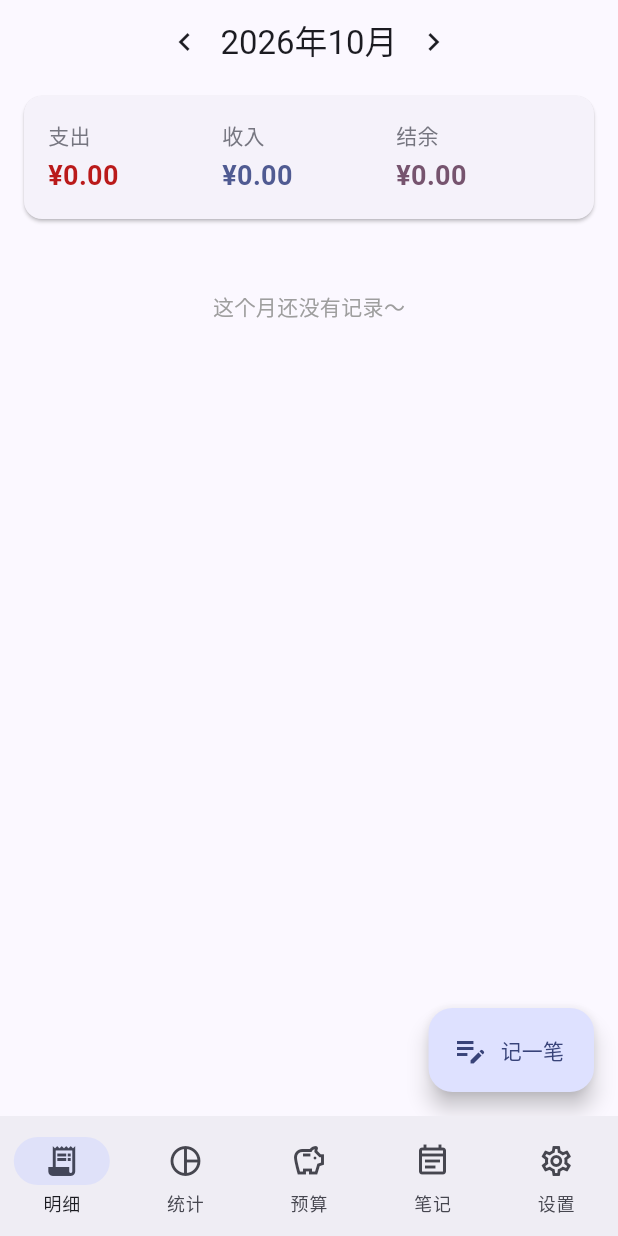
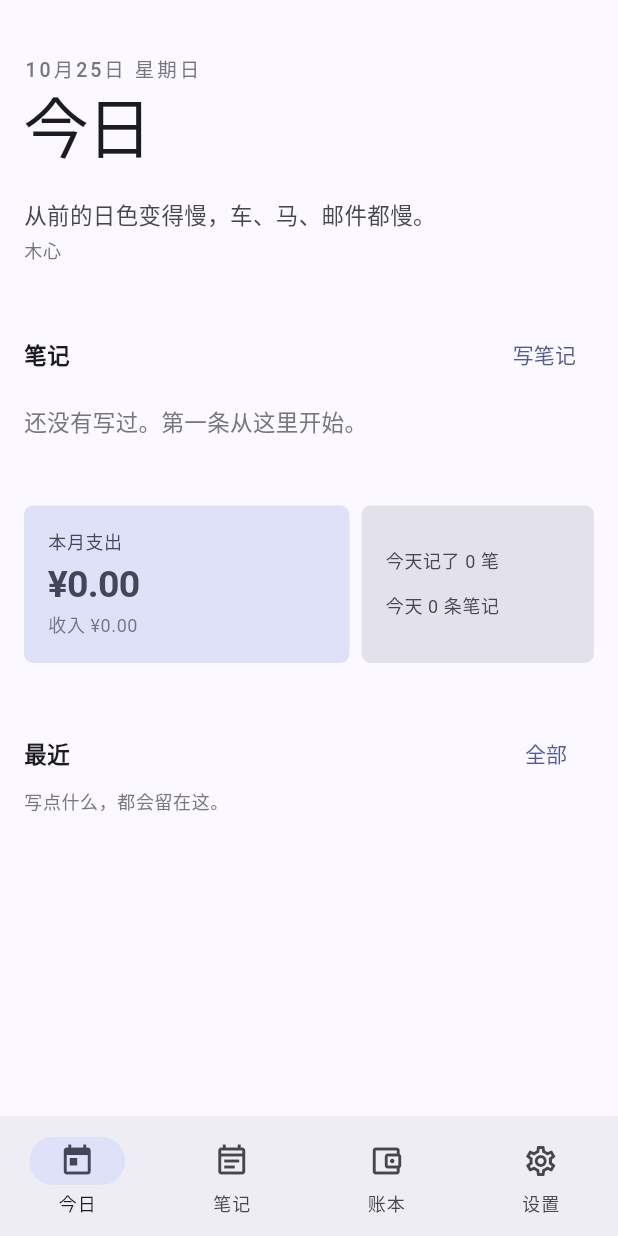
Before and after one commit to Annihilation006/Note-Origin, a Flutter app: the screen it shows after launch, on a phone screen of 412 x 824 dp. Run offline on Flutter 3.47's test engine with Material 3 defaults, Android fonts, the phone set to English and light mode, and no system bars; drawn by our look-alikes of dynamic_color; our stand-ins replace fl_chart, shared_preferences, sqflite, sqflite_common_ffi; accounts and stored records are empty.

Commit message:
界面重构：编辑部式今日首页/笔记优先导航/账本归拢/排印体系/一言预留

```diff
--- a/lib/data/db.dart
+++ b/lib/data/db.dart
@@ -213,6 +213,13 @@ class Db {
     await db.delete('day_notes', where: 'id=?', whereArgs: [id]);
   }
 
+  /// 最近编辑的笔记，给首页"继续写"用
+  Future<List<DayNote>> recentNotes({int limit = 5}) async {
+    final db = await get();
+    final rows = await db.query('day_notes', orderBy: 'created_at DESC', limit: limit);
+    return rows.map(DayNote.fromMap).toList();
+  }
+
   // ---- budgets ----
 
   Future<List<Budget>> budgets() async {
--- a/lib/data/store.dart
+++ b/lib/data/store.dart
@@ -4,6 +4,7 @@ import 'package:flutter/foundation.dart' hide Category;
 
 import '../models/models.dart';
 import 'db.dart';
+import '../utils/fmt.dart';
 
 /// 全局状态。一个ChangeNotifier装下所有页面要的东西，
 /// 数据量小（个人记账撑死几千条），偷懒不分store了
@@ -211,6 +212,21 @@ class AppStore extends ChangeNotifier {
     return list;
   }
 
+  /// 今天的支出（分）。首页那块Metro条用
+  int get todayExpenseCents {
+    final key = todayStr(DateTime.now());
+    var sum = 0;
+    for (final t in monthTxns) {
+      if (t.type == 0 && t.date == key) sum += t.amountCents;
+    }
+    return sum;
+  }
+
+  int get todayTxnCount {
+    final key = todayStr(DateTime.now());
+    return monthTxns.where((t) => t.date == key).length;
+  }
+
   /// 按天分组给首页列表
   Map<String, List<Txn>> txnsGroupedByDay() {
     final map = <String, List<Txn>>{};
--- a/lib/main.dart
+++ b/lib/main.dart
@@ -9,10 +9,9 @@ import 'package:sqflite_common_ffi/sqflite_ffi.dart';
 
 import 'data/db.dart';
 import 'data/store.dart';
-import 'pages/home_page.dart';
+import 'pages/today_page.dart';
 import 'pages/notes_page.dart';
-import 'pages/stats_page.dart';
-import 'pages/budget_page.dart';
+import 'pages/ledger_page.dart';
 import 'pages/settings_page.dart';
 
 // 桌面端要换sqflite的ffi实现，放main里最早做
@@ -85,29 +84,28 @@ class RootScaffold extends StatefulWidget {
 class _RootScaffoldState extends State<RootScaffold> {
   int _tab = 0;
 
-  final _pages = const [
-    HomePage(),
-    StatsPage(),
-    BudgetPage(),
-    NotesPage(),
-    SettingsPage(),
-  ];
+  void _go(int i) => setState(() => _tab = i);
 
   @override
   Widget build(BuildContext context) {
+    // 笔记优先：今日/笔记/账本/设置
     return Scaffold(
       body: IndexedStack(
         index: _tab,
-        children: _pages,
+        children: [
+          TodayPage(onNavigate: _go),
+          const NotesPage(),
+          const LedgerPage(),
+          const SettingsPage(),
+        ],
       ),
       bottomNavigationBar: NavigationBar(
         selectedIndex: _tab,
-        onDestinationSelected: (i) => setState(() => _tab = i),
+        onDestinationSelected: _go,
         destinations: const [
-          NavigationDestination(icon: Icon(Icons.receipt_long_outlined), selectedIcon: Icon(Icons.receipt_long), label: '明细'),
-          NavigationDestination(icon: Icon(Icons.pie_chart_outline), selectedIcon: Icon(Icons.pie_chart), label: '统计'),
-          NavigationDestination(icon: Icon(Icons.savings_outlined), selectedIcon: Icon(Icons.savings), label: '预算'),
+          NavigationDestination(icon: Icon(Icons.today_outlined), selectedIcon: Icon(Icons.today), label: '今日'),
           NavigationDestination(icon: Icon(Icons.event_note_outlined), selectedIcon: Icon(Icons.event_note), label: '笔记'),
+          NavigationDestination(icon: Icon(Icons.account_balance_wallet_outlined), selectedIcon: Icon(Icons.account_balance_wallet), label: '账本'),
           NavigationDestination(icon: Icon(Icons.settings_outlined), selectedIcon: Icon(Icons.settings), label: '设置'),
         ],
       ),
--- a/lib/pages/add_txn_page.dart
+++ b/lib/pages/add_txn_page.dart
@@ -94,7 +94,7 @@ class _AddTxnPageState extends State<AddTxnPage> {
         type: _type,
         amountCents: cents,
         categoryId: _catId!,
-        accountId: acc!,
+        accountId: acc,
         date: todayStr(_date),
         note: _noteCtrl.text.trim(),
         createdAt: old?.createdAt ?? DateTime.now().millisecondsSinceEpoch,
--- a/lib/pages/home_page.dart
+++ b/lib/pages/home_page.dart
@@ -144,7 +144,7 @@ class HomePage extends StatelessWidget {
               style: const TextStyle(fontSize: 24),
             ),
             title: Text(store.catById[t.categoryId]?.name ?? '已删除分类'),
-            subtitle: (t.note as String).isEmpty
+            subtitle: t.note.isEmpty
                 ? null
                 : Text(t.note, maxLines: 1, overflow: TextOverflow.ellipsis),
             trailing: Text(
--- /dev/null
+++ b/lib/pages/ledger_page.dart
@@ -0,0 +1,50 @@
+import 'package:flutter/material.dart';
+
+import 'budget_page.dart';
+import 'home_page.dart';
+import 'stats_page.dart';
+
+/// 账本，把明细/统计/预算收进来。功能没动，只是归拢
+class LedgerPage extends StatelessWidget {
+  const LedgerPage({super.key});
+
+  @override
+  Widget build(BuildContext context) {
+    final cs = Theme.of(context).colorScheme;
+    return DefaultTabController(
+      length: 3,
+      child: Scaffold(
+        // 不叠AppBar，子页自带月份工具栏，这里只放一条tab
+        body: Column(
+          children: [
+            Material(
+              color: cs.surface,
+              child: SafeArea(
+                bottom: false,
+                child: TabBar(
+                  isScrollable: true,
+                  tabAlignment: TabAlignment.start,
+                  labelPadding: const EdgeInsets.symmetric(horizontal: 16),
+                  tabs: const [
+                    Tab(text: '明细'),
+                    Tab(text: '统计'),
+                    Tab(text: '预算'),
+                  ],
+                ),
+              ),
+            ),
+            const Expanded(
+              child: TabBarView(
+                children: [
+                  HomePage(),
+                  StatsPage(),
+                  BudgetPage(),
+                ],
+              ),
+            ),
+          ],
+        ),
+      ),
+    );
+  }
+}
--- a/lib/pages/notes_page.dart
+++ b/lib/pages/notes_page.dart
@@ -1,8 +1,6 @@
 import 'package:flutter/material.dart';
-import 'package:provider/provider.dart';
 
 import '../data/db.dart';
-import '../data/store.dart';
 import '../models/models.dart';
 import '../utils/fmt.dart';
 
@@ -161,7 +159,7 @@ class _NotesPageState extends State<NotesPage> {
           child: Row(
             children: [
               for (final w in ['一', '二', '三', '四', '五', '六', '日'])
-                Expanded(child: Center(child: Text(w, style: const TextStyle(fontSize: 12, color: Colors.grey)))),
+                Expanded(child: Center(child: Text(w, style: const TextStyle(fontSize: 10, letterSpacing: 2, color: Colors.grey)))),
             ],
           ),
         ),
--- a/lib/pages/settings_page.dart
+++ b/lib/pages/settings_page.dart
@@ -148,10 +148,10 @@ class _SettingsPageState extends State<SettingsPage> {
       if (!context.mounted) return;
       showDialog(
         context: context,
-        builder: (_) => AlertDialog(
+        builder: (ctx) => AlertDialog(
           title: const Text('导出成功'),
           content: Text('文件在：\n${file.path}'),
-          actions: [TextButton(onPressed: () => Navigator.pop(_), child: const Text('知道啦'))],
+          actions: [TextButton(onPressed: () => Navigator.pop(ctx), child: const Text('知道啦'))],
         ),
       );
     } catch (e) {
--- a/lib/pages/stats_page.dart
+++ b/lib/pages/stats_page.dart
@@ -194,11 +194,11 @@ class StatsPage extends StatelessWidget {
       Navigator.pop(context); // 关loading
       showDialog(
         context: context,
-        builder: (_) => AlertDialog(
+        builder: (ctx) => AlertDialog(
           title: const Text('AI 月报'),
           content: SingleChildScrollView(child: Text(reply)),
           actions: [
-            TextButton(onPressed: () => Navigator.pop(_), child: const Text('好的')),
+            TextButton(onPressed: () => Navigator.pop(ctx), child: const Text('好的')),
           ],
         ),
       );
--- /dev/null
+++ b/lib/pages/today_page.dart
@@ -0,0 +1,273 @@
+import 'package:flutter/material.dart';
+import 'package:provider/provider.dart';
+
+import '../data/db.dart';
+import '../data/store.dart';
+import '../models/models.dart';
+import '../services/quote_service.dart';
+import '../ui/tokens.dart';
+import '../utils/fmt.dart';
+
+/// 首页。编辑部式的开场，信息从用户真实数据来，没有东西就不硬凑
+class TodayPage extends StatefulWidget {
+  final void Function(int tabIndex) onNavigate;
+
+  const TodayPage({super.key, required this.onNavigate});
+
+  @override
+  State<TodayPage> createState() => _TodayPageState();
+}
+
+class _TodayPageState extends State<TodayPage> {
+  final _quotes = LocalQuoteProvider();
+  List<DayNote> _recent = [];
+  int _todayNoteCount = 0;
+
+  @override
+  void initState() {
+    super.initState();
+    _loadRecent();
+  }
+
+  Future<void> _loadRecent() async {
+    try {
+      final r = await Db.instance.recentNotes(limit: 4);
+      final today = await Db.instance.notesOfDate(todayStr());
+      if (mounted) {
+        setState(() {
+          _recent = r;
+          _todayNoteCount = today.length;
+        });
+      }
+    } catch (_) {
+      // 首页列表加载失败就空着，不打扰
+    }
+  }
+
+  static const _weekday = ['一', '二', '三', '四', '五', '六', '日'];
+
+  @override
+  Widget build(BuildContext context) {
+    final store = context.watch<AppStore>();
+    final cs = Theme.of(context).colorScheme;
+    final now = DateTime.now();
+
+    return Scaffold(
+      body: SafeArea(
+        child: ListView(
+          padding: const EdgeInsets.fromLTRB(Sp.l, Sp.xxl, Sp.l, Sp.xl),
+          children: [
+            // ---- 开场 ----
+            Align(
+              alignment: Alignment.centerLeft,
+              child: Column(
+                crossAxisAlignment: CrossAxisAlignment.start,
+                children: [
+                  Text(
+                    '${now.month}月${now.day}日 星期${_weekday[now.weekday - 1]}',
+                    style: Ty.dateLine.apply(color: cs.outline),
+                  ),
+                  const SizedBox(height: Sp.xs),
+                  Text('今日', style: Ty.display.apply(color: cs.onSurface)),
+                ],
+              ),
+            ),
+            const SizedBox(height: Sp.xl),
+
+            // ---- 每日一句 ----
+            FutureBuilder<Quote?>(
+              future: _quotes.pick(now),
+              builder: (context, snap) {
+                final q = snap.data;
+                if (q == null) return const SizedBox.shrink();
+                return Column(
+                  crossAxisAlignment: CrossAxisAlignment.start,
+                  children: [
+                    Text(q.text, style: Ty.body.apply(color: cs.onSurfaceVariant)),
+                    const SizedBox(height: Sp.xs),
+                    Text(q.from, style: Ty.meta.apply(color: cs.outline)),
+                  ],
+                );
+              },
+            ),
+            const SizedBox(height: Sp.xxl),
+
+            // ---- 写这条 / 继续写 ----
+            _writingSection(cs, store),
+            const SizedBox(height: Sp.xxl),
+
+            // ---- 支出条（Metro，但不做均匀卡片阵） ----
+            _moneyBand(cs, store),
+            const SizedBox(height: Sp.xxl),
+
+            // ---- 最近笔记 ----
+            _recentSection(cs),
+          ],
+        ),
+      ),
+    );
+  }
+
+  Widget _writingSection(ColorScheme cs, AppStore store) {
+    final latest = _recent.isEmpty ? null : _recent.first;
+    return Column(
+      crossAxisAlignment: CrossAxisAlignment.start,
+      children: [
+        Row(
+          children: [
+            Expanded(child: Text('笔记', style: Ty.section.apply(color: cs.onSurface))),
+            TextButton(
+              onPressed: () => widget.onNavigate(1),
+              child: const Text('写笔记'),
+            ),
+          ],
+        ),
+        if (latest == null)
+          Padding(
+            padding: const EdgeInsets.only(top: Sp.s, bottom: Sp.s),
+            child: Text('还没有写过。第一条从这里开始。',
+                style: Ty.body.apply(color: cs.outline)),
+          )
+        else
+          InkWell(
+            onTap: () => widget.onNavigate(1),
+            borderRadius: BorderRadius.circular(8),
+            child: Padding(
+              padding: const EdgeInsets.symmetric(vertical: Sp.s),
+              child: Column(
+                crossAxisAlignment: CrossAxisAlignment.start,
+                children: [
+                  Text(
+                    latest.content,
+                    maxLines: 3,
+                    overflow: TextOverflow.ellipsis,
+                    style: Ty.feature.apply(color: cs.onSurface),
+                  ),
+                  const SizedBox(height: Sp.xs),
+                  Text('${latest.date} 的笔记', style: Ty.meta.apply(color: cs.outline)),
+                ],
+              ),
+            ),
+          ),
+      ],
+    );
+  }
+
+  Widget _moneyBand(ColorScheme cs, AppStore store) {
+    // 7:5两块，不等宽。左边大数字，右边两个小计数
+    return IntrinsicHeight(
+      child: Row(
+        crossAxisAlignment: CrossAxisAlignment.stretch,
+        children: [
+          Expanded(
+            flex: 7,
+            child: InkWell(
+              onTap: () => widget.onNavigate(2),
+              child: Container(
+                padding: const EdgeInsets.all(Sp.l),
+                decoration: BoxDecoration(
+                  color: cs.secondaryContainer,
+                  borderRadius: BorderRadius.circular(6),
+                ),
+                child: Column(
+                  crossAxisAlignment: CrossAxisAlignment.start,
+                  mainAxisAlignment: MainAxisAlignment.center,
+                  children: [
+                    Text('本月支出', style: Ty.meta.apply(color: cs.onSecondaryContainer)),
+                    const SizedBox(height: Sp.xs),
+                    Text(
+                      fmtMoney(store.monthExpenseCents),
+                      style: Ty.figure.apply(color: cs.onSecondaryContainer),
+                    ),
+                    const SizedBox(height: Sp.xs),
+                    Text(
+                      '收入 ${fmtMoney(store.monthIncomeCents)}',
+                      style: Ty.meta.apply(color: cs.onSecondaryContainer.withValues(alpha: .7)),
+                    ),
+                  ],
+                ),
+              ),
+            ),
+          ),
+          const SizedBox(width: Sp.s),
+          Expanded(
+            flex: 5,
+            child: InkWell(
+              onTap: () => widget.onNavigate(2),
+              child: Container(
+                padding: const EdgeInsets.all(Sp.l),
+                decoration: BoxDecoration(
+                  color: cs.surfaceContainerHighest,
+                  borderRadius: BorderRadius.circular(6),
+                ),
+                child: Column(
+                  crossAxisAlignment: CrossAxisAlignment.start,
+                  mainAxisAlignment: MainAxisAlignment.spaceEvenly,
+                  children: [
+                    Text('今天记了 ${store.todayTxnCount} 笔',
+                        style: Ty.meta.apply(color: cs.onSurfaceVariant)),
+                    Text('今天 $_todayNoteCount 条笔记',
+                        style: Ty.meta.apply(color: cs.onSurfaceVariant)),
+                  ],
+                ),
+              ),
+            ),
+          ),
+        ],
+      ),
+    );
+  }
+
+  Widget _recentSection(ColorScheme cs) {
+    return Column(
+      crossAxisAlignment: CrossAxisAlignment.start,
+      children: [
+        Row(
+          children: [
+            Expanded(child: Text('最近', style: Ty.section.apply(color: cs.onSurface))),
+            TextButton(
+              onPressed: () => widget.onNavigate(1),
+              child: const Text('全部'),
+            ),
+          ],
+        ),
+        if (_recent.isEmpty)
+          Text('写点什么，都会留在这。', style: Ty.meta.apply(color: cs.outline))
+        else
+          Column(
+            children: [
+              for (var i = 0; i < _recent.length; i++) ...[
+                InkWell(
+                  onTap: () => widget.onNavigate(1),
+                  child: Padding(
+                    padding: const EdgeInsets.symmetric(vertical: Sp.m),
+                    child: Row(
+                      crossAxisAlignment: CrossAxisAlignment.baseline,
+                      textBaseline: TextBaseline.alphabetic,
+                      children: [
+                        SizedBox(
+                          width: 64,
+                          child: Text(_recent[i].date.substring(5),
+                              style: Ty.meta.apply(color: cs.outline)),
+                        ),
+                        Expanded(
+                          child: Text(
+                            _recent[i].content,
+                            maxLines: 1,
+                            overflow: TextOverflow.ellipsis,
+                            style: Ty.body.apply(color: cs.onSurface),
+                          ),
+                        ),
+                      ],
+                    ),
+                  ),
+                ),
+                if (i != _recent.length - 1)
+                  Divider(height: 1, color: cs.outlineVariant.withValues(alpha: .4)),
+              ],
+            ],
+          ),
+      ],
+    );
+  }
+}
--- /dev/null
+++ b/lib/services/quote_service.dart
@@ -0,0 +1,37 @@
+/// 每日一句。
+/// Provider抽象留着，以后接一言或自建服务实现一个就行，首页不用动。
+library;
+
+class Quote {
+  final String text;
+  final String from;
+
+  const Quote(this.text, this.from);
+}
+
+abstract class QuoteProvider {
+  /// 传日期进来，同一个自然日返回同一条，别每帧变
+  Future<Quote?> pick(DateTime day);
+}
+
+/// 本地兜底的句子池。短句，中文为主
+class LocalQuoteProvider implements QuoteProvider {
+  static const _pool = [
+    Quote('生活是种律动，须有光有影，有左有右，有晴有雨。', '老舍'),
+    Quote('凡是过往，皆为序章。', '莎士比亚'),
+    Quote('凌晨四点钟，看到海棠花未眠。', '川端康成'),
+    Quote('从前的日色变得慢，车、马、邮件都慢。', '木心'),
+    Quote('满地都是六便士，他却抬头看见了月亮。', '毛姆'),
+    Quote('我们都在阴沟里，但仍有人仰望星空。', '王尔德'),
+    Quote('日日重复同样的事，遵循着与昨日相同的惯例。', '太宰治'),
+  ];
+
+  @override
+  Future<Quote?> pick(DateTime day) async {
+    // 按年内第几天取模，一天一条稳定的
+    final start = DateTime(day.year, 1, 1);
+    final dayOfYear = day.difference(start).inDays;
+    if (dayOfYear < 0) return null; // 日期不对就算了
+    return _pool[dayOfYear % _pool.length];
+  }
+}
--- a/lib/services/sync.dart
+++ b/lib/services/sync.dart
@@ -26,7 +26,7 @@ class RemoteSnapshot {
 }
 
 /// 无同步时的空实现
-class OfflineAdapter implements SyncAdapter {
+class OfflineAdapter extends SyncAdapter {
   @override
   String get name => 'offline';
 
--- /dev/null
+++ b/lib/ui/tokens.dart
@@ -0,0 +1,43 @@
+import 'package:flutter/material.dart';
+
+/// 间距刻度，全局就这一套
+class Sp {
+  static const xs = 4.0;
+  static const s = 8.0;
+  static const m = 12.0;
+  static const l = 16.0;
+  static const xl = 24.0;
+  static const xxl = 36.0;
+  static const xxxl = 56.0;
+}
+
+/// 文字体系。
+/// 没有引入外部字体：中文字体动辄十几兆、授权需要逐家核实、离线环境没法验证字形覆盖，
+/// 引错不如不引。识别度靠字号字重和留白的节奏来做。
+abstract final class Ty {
+  // 首页大题
+  static const display = TextStyle(
+    fontSize: 44,
+    height: 1.05,
+    fontWeight: FontWeight.w200,
+    letterSpacing: -1.5,
+  );
+
+  // 日期行，放在大题上面
+  static const dateLine = TextStyle(fontSize: 13, letterSpacing: 2, fontWeight: FontWeight.w500);
+
+  // 分区标题
+  static const section = TextStyle(fontSize: 15, fontWeight: FontWeight.w700, letterSpacing: .3, height: 1.4);
+
+  // 特稿块标题（继续写那条）
+  static const feature = TextStyle(fontSize: 21, fontWeight: FontWeight.w600, height: 1.4);
+
+  // 正文
+  static const body = TextStyle(fontSize: 15, height: 1.65);
+
+  // 弱化的元信息
+  static const meta = TextStyle(fontSize: 12, letterSpacing: .4, height: 1.4);
+
+  // 数字（金额/计数）
+  static const figure = TextStyle(fontSize: 25, fontWeight: FontWeight.w600, height: 1.2, letterSpacing: -.5);
+}
```
Also changed, not shown: 1 other file.
